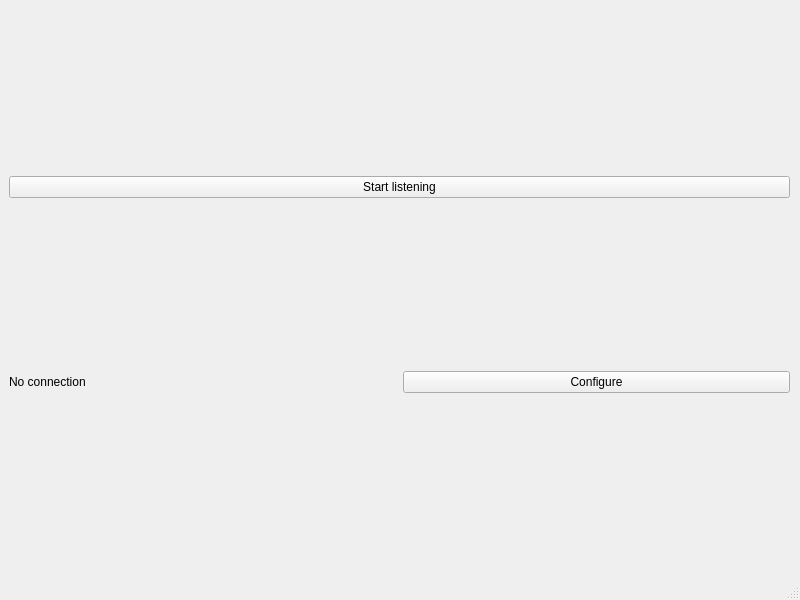
First picture: the form in client/mainwindow.ui, repository Pohvalister/SDR_Transfer, before the edit.
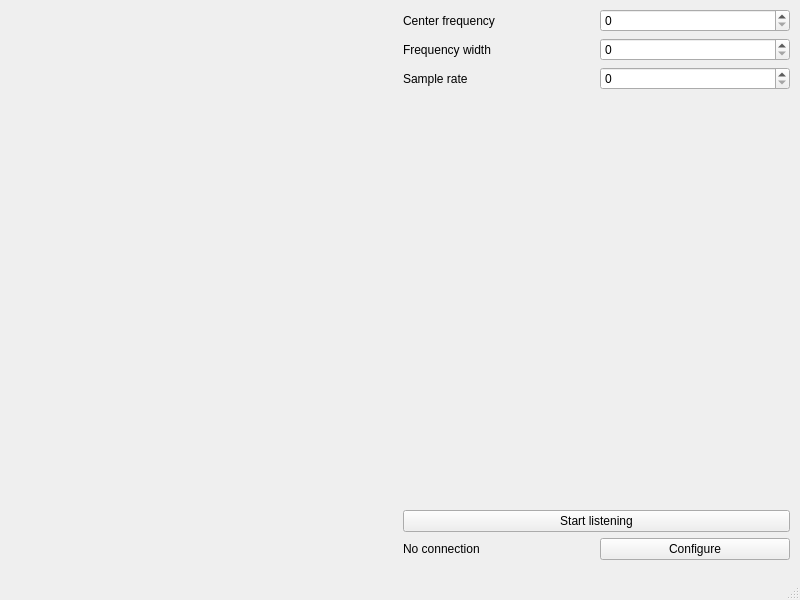
Second picture: the form after the edit. Custom widgets are drawn as their Qt base class.

The edit to the form file:
```diff
--- a/client/mainwindow.ui
+++ b/client/mainwindow.ui
@@ -25,10 +25,73 @@
     </property>
     <layout class="QHBoxLayout" name="horizontalLayout">
      <item>
-      <layout class="QVBoxLayout" name="verticalLayout_3"/>
+      <layout class="QVBoxLayout" name="verticalLayout_3">
+       <item>
+        <widget class="QCustomPlot" name="widget" native="true"/>
+       </item>
+      </layout>
      </item>
      <item>
       <layout class="QVBoxLayout" name="verticalLayout">
+       <item>
+        <layout class="QVBoxLayout" name="verticalLayout_2">
+         <item>
+          <layout class="QHBoxLayout" name="horizontalLayout_3">
+           <item>
+            <widget class="QLabel" name="label_3">
+             <property name="text">
+              <string>Center frequency</string>
+             </property>
+            </widget>
+           </item>
+           <item>
+            <widget class="QSpinBox" name="spinBox_3"/>
+           </item>
+          </layout>
+         </item>
+         <item>
+          <layout class="QHBoxLayout" name="horizontalLayout_4">
+           <item>
+            <widget class="QLabel" name="label">
+             <property name="text">
+              <string>Frequency width</string>
+             </property>
+            </widget>
+           </item>
+           <item>
+            <widget class="QSpinBox" name="spinBox"/>
+           </item>
+          </layout>
+         </item>
+         <item>
+          <layout class="QHBoxLayout" name="horizontalLayout_5">
+           <item>
+            <widget class="QLabel" name="label_2">
+             <property name="text">
+              <string>Sample rate</string>
+             </property>
+            </widget>
+           </item>
+           <item>
+            <widget class="QSpinBox" name="spinBox_2"/>
+           </item>
+          </layout>
+         </item>
+        </layout>
+       </item>
+       <item>
+        <spacer name="verticalSpacer">
+         <property name="orientation">
+          <enum>Qt::Vertical</enum>
+         </property>
+         <property name="sizeHint" stdset="0">
+          <size>
+           <width>20</width>
+           <height>40</height>
+          </size>
+         </property>
+        </spacer>
+       </item>
        <item>
         <widget class="QPushButton" name="BroadcastButton">
          <property name="text">
@@ -71,6 +134,14 @@
   </widget>
   <widget class="QStatusBar" name="statusbar"/>
  </widget>
+ <customwidgets>
+  <customwidget>
+   <class>QCustomPlot</class>
+   <extends>QWidget</extends>
+   <header>qcustomplot.h</header>
+   <container>1</container>
+  </customwidget>
+ </customwidgets>
  <resources/>
  <connections/>
 </ui>
```
